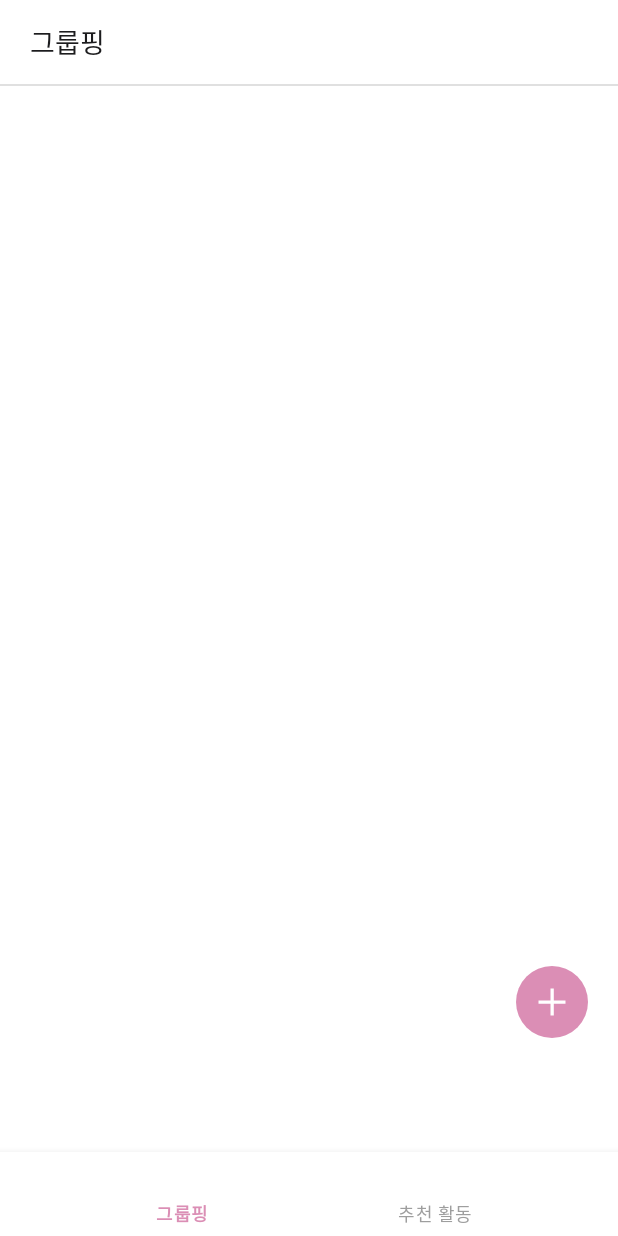
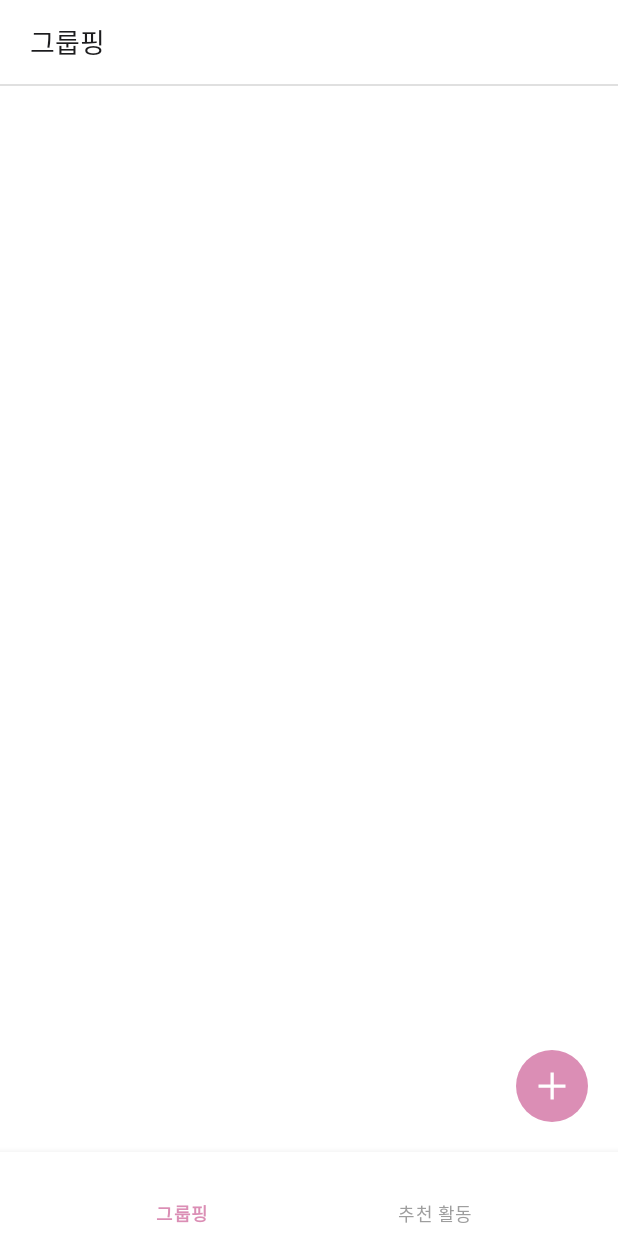
Before and after one commit to Lsunae/bebehelper-mvvm, an Android app: the screen it shows after launch (MainActivity), on a phone screen of 412 x 824 dp. Run offline under Robolectric (Android 15) with nearby library versions, the phone set to English and light mode, and no system bars; our stand-ins replace Dagger/Hilt's generated code, Room's generated code, data binding.

Commit message:
하단 마진 값 제거

```diff
--- a/app/src/main/res/layout/fragment_grouping.xml
+++ b/app/src/main/res/layout/fragment_grouping.xml
@@ -5,7 +5,6 @@
     <androidx.constraintlayout.widget.ConstraintLayout
         android:layout_width="match_parent"
         android:layout_height="match_parent"
-        android:layout_marginBottom="@dimen/default_height"
         android:background="@color/white">
 
         <include
```
